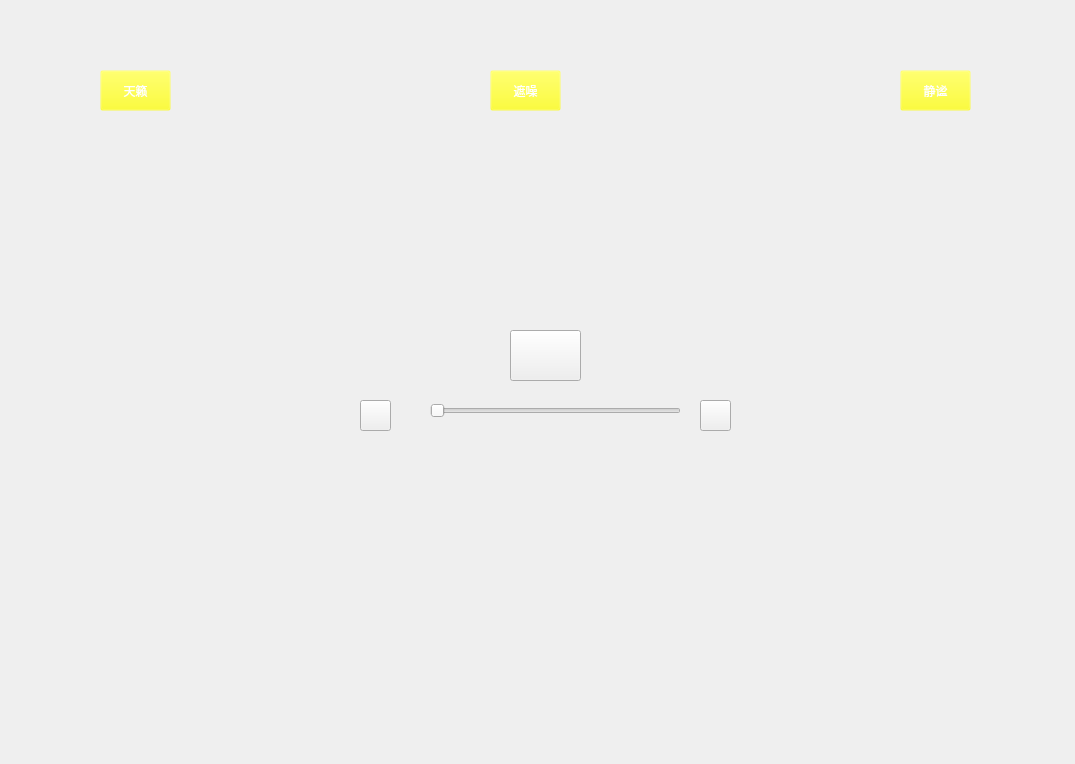
Above: themeselection.ui from zhangzhenxi11/MeditationSystem before the change. Below: the same form after it.
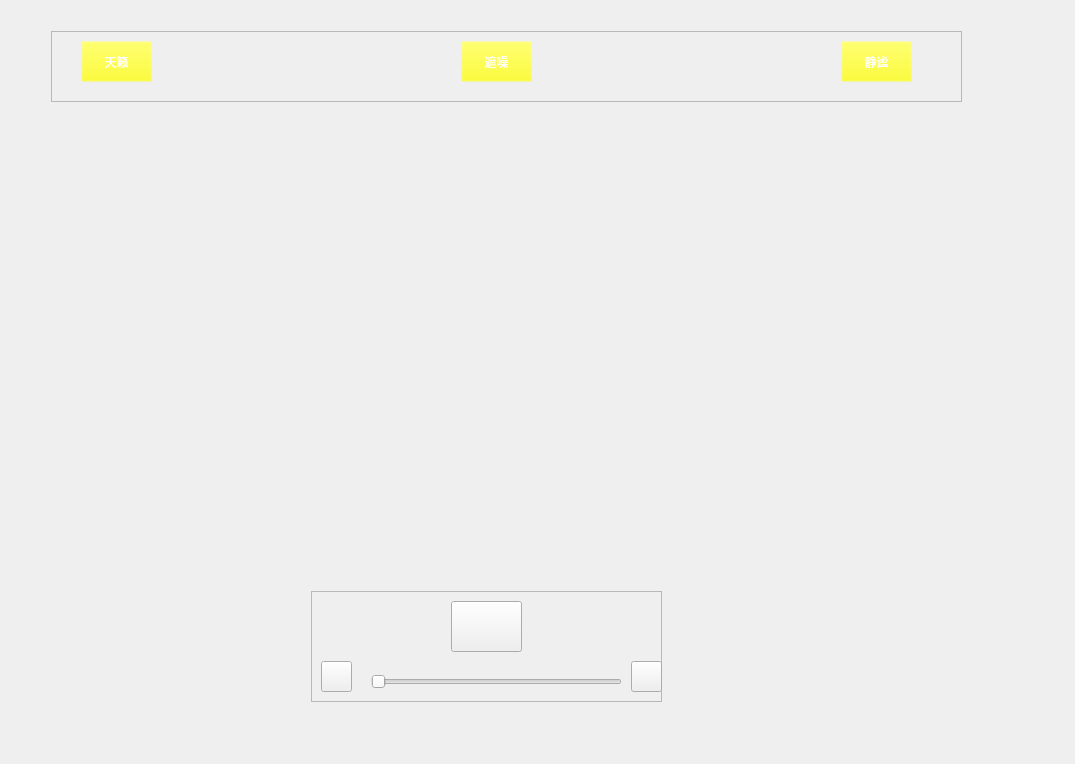
That is the form after the change. Icons and pictures are not drawn. Custom widgets are drawn as their Qt base class.

```diff
--- a/themeselection.ui
+++ b/themeselection.ui
@@ -13,42 +13,32 @@
   <property name="windowTitle">
    <string>Form</string>
   </property>
+  <layout class="QVBoxLayout" name="verticalLayout">
+   <item>
   <widget class="ImageView" name="widget" native="true">
-   <property name="geometry">
-    <rect>
-     <x>30</x>
-     <y>40</y>
-     <width>981</width>
-     <height>611</height>
-    </rect>
-   </property>
    <property name="styleSheet">
     <string notr="true"/>
    </property>
-   <widget class="QPushButton" name="btnPlay">
+     <widget class="QFrame" name="frame">
     <property name="geometry">
      <rect>
-      <x>480</x>
-      <y>290</y>
-      <width>71</width>
-      <height>51</height>
-     </rect>
-    </property>
-    <property name="styleSheet">
-     <string notr="true"/>
-    </property>
-    <property name="text">
-     <string/>
-    </property>
-    <property name="flat">
-     <bool>false</bool>
-    </property>
-   </widget>
+        <x>40</x>
+        <y>20</y>
+        <width>911</width>
+        <height>71</height>
+       </rect>
+      </property>
+      <property name="frameShape">
+       <enum>QFrame::StyledPanel</enum>
+      </property>
+      <property name="frameShadow">
+       <enum>QFrame::Raised</enum>
+      </property>
    <widget class="QPushButton" name="btnSky">
     <property name="geometry">
      <rect>
-      <x>70</x>
-      <y>30</y>
+         <x>30</x>
+         <y>10</y>
       <width>71</width>
       <height>41</height>
      </rect>
@@ -69,8 +59,8 @@
    <widget class="QPushButton" name="btnNoise">
     <property name="geometry">
      <rect>
-      <x>460</x>
-      <y>30</y>
+         <x>410</x>
+         <y>10</y>
       <width>71</width>
       <height>41</height>
      </rect>
@@ -90,8 +80,8 @@
    <widget class="QPushButton" name="btnSlient">
     <property name="geometry">
      <rect>
-      <x>870</x>
-      <y>30</y>
+         <x>790</x>
+         <y>10</y>
       <width>71</width>
       <height>41</height>
      </rect>
@@ -106,43 +96,46 @@
      <string>静谧</string>
     </property>
    </widget>
-   <widget class="QPushButton" name="btnSound">
-    <property name="geometry">
-     <rect>
-      <x>330</x>
-      <y>360</y>
-      <width>31</width>
-      <height>31</height>
-     </rect>
-    </property>
-    <property name="styleSheet">
-     <string notr="true">border-image: url(:/images/volume-hover.png);</string>
-    </property>
-    <property name="text">
-     <string/>
-    </property>
-   </widget>
-   <widget class="QPushButton" name="btnSound_1">
+     </widget>
+     <widget class="QFrame" name="frame_2">
     <property name="geometry">
      <rect>
-      <x>670</x>
-      <y>360</y>
-      <width>31</width>
-      <height>31</height>
+        <x>300</x>
+        <y>580</y>
+        <width>351</width>
+        <height>111</height>
+       </rect>
+      </property>
+      <property name="frameShape">
+       <enum>QFrame::StyledPanel</enum>
+      </property>
+      <property name="frameShadow">
+       <enum>QFrame::Raised</enum>
+      </property>
+      <widget class="QPushButton" name="btnPlay">
+       <property name="geometry">
+        <rect>
+         <x>140</x>
+         <y>10</y>
+         <width>71</width>
+         <height>51</height>
      </rect>
     </property>
     <property name="styleSheet">
-     <string notr="true">border-image: url(:/images/volume-hover.png);</string>
+        <string notr="true"/>
     </property>
     <property name="text">
      <string/>
     </property>
+       <property name="flat">
+        <bool>false</bool>
+       </property>
    </widget>
    <widget class="QSlider" name="horizontalSlider">
     <property name="geometry">
      <rect>
-      <x>400</x>
-      <y>360</y>
+         <x>60</x>
+         <y>80</y>
       <width>251</width>
       <height>22</height>
      </rect>
@@ -151,7 +144,42 @@
      <enum>Qt::Horizontal</enum>
     </property>
    </widget>
-  </widget>
+      <widget class="QPushButton" name="btnSound_1">
+       <property name="geometry">
+        <rect>
+         <x>320</x>
+         <y>70</y>
+         <width>31</width>
+         <height>31</height>
+        </rect>
+       </property>
+       <property name="styleSheet">
+        <string notr="true">border-image: url(:/images/volume-hover.png);</string>
+       </property>
+       <property name="text">
+        <string/>
+       </property>
+      </widget>
+      <widget class="QPushButton" name="btnSound">
+       <property name="geometry">
+        <rect>
+         <x>10</x>
+         <y>70</y>
+         <width>31</width>
+         <height>31</height>
+        </rect>
+       </property>
+       <property name="styleSheet">
+        <string notr="true">border-image: url(:/images/volume-hover.png);</string>
+       </property>
+       <property name="text">
+        <string/>
+       </property>
+      </widget>
+     </widget>
+    </widget>
+   </item>
+  </layout>
  </widget>
  <customwidgets>
   <customwidget>
```
Lines whose indentation alone changed are shown as unchanged.
